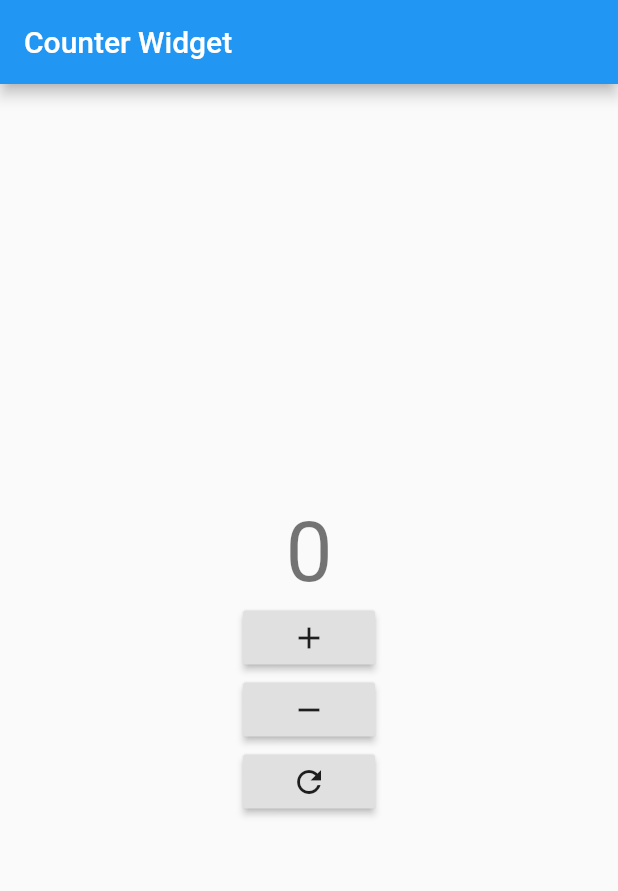
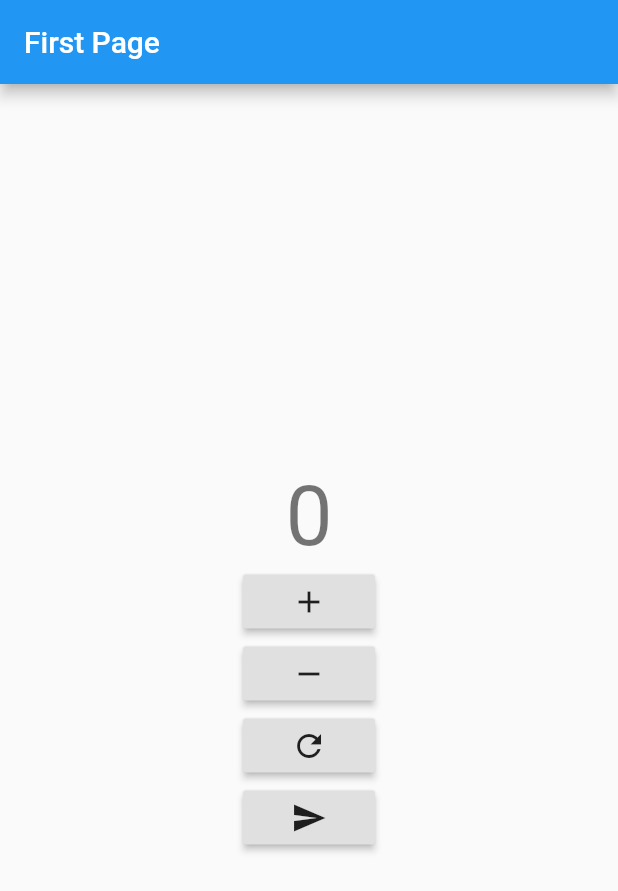
Before and after one commit to ChangHyun-ssvt/first_bloc_app, a Flutter app: the screen it shows after launch, on a phone screen of 412 x 824 dp. Shown: the top 891 px of the screen. Run offline on Flutter 3.47's test engine with Material 2 defaults, Android fonts, the phone set to English and light mode, and no system bars; our stand-ins replace bloc, flutter_bloc.

```diff
--- a/lib/cotuner_page.dart
+++ /dev/null
@@ -1,24 +0,0 @@
-import 'package:first_bloc_app/bloc/counter_bloc.dart';
-import 'package:first_bloc_app/screens/counter_buttons.dart';
-import 'package:first_bloc_app/screens/counter_view.dart';
-import 'package:flutter/cupertino.dart';
-import 'package:flutter/material.dart';
-import 'package:flutter_bloc/flutter_bloc.dart';
-
-class CounterPage extends StatelessWidget {
-  @override
-  Widget build(BuildContext context) {
-    return BlocProvider(
-        create: (_) => CounterBloc(),
-        child: Scaffold(
-          appBar: AppBar(title: Text("Counter Widget")),
-          body: Center(
-            child: Column(
-              mainAxisAlignment: MainAxisAlignment.center,
-              crossAxisAlignment: CrossAxisAlignment.center,
-              children: [CounterView(), CounterButtons()],
-            ),
-          ),
-        ));
-  }
-}
--- a/lib/main.dart
+++ b/lib/main.dart
@@ -1,5 +1,6 @@
+import 'package:first_bloc_app/bloc/counter_bloc.dart';
 import 'package:first_bloc_app/bloc/counter_observer.dart';
-import 'package:first_bloc_app/cotuner_page.dart';
+import 'package:first_bloc_app/screens/cotuner_page.dart';
 import 'package:flutter/material.dart';
 import 'package:flutter_bloc/flutter_bloc.dart';
 
@@ -11,13 +12,16 @@ void main() {
 class MyApp extends StatelessWidget {
   @override
   Widget build(BuildContext context) {
-    return MaterialApp(
-      title: 'Flutter Demo',
-      theme: ThemeData(
-        primarySwatch: Colors.blue,
-        visualDensity: VisualDensity.adaptivePlatformDensity,
+    return BlocProvider(
+      create: (_) => CounterBloc(),
+      child: MaterialApp(
+        title: 'Flutter Demo',
+        theme: ThemeData(
+          primarySwatch: Colors.blue,
+          visualDensity: VisualDensity.adaptivePlatformDensity,
+        ),
+        home: CounterPage(),
       ),
-      home: CounterPage(),
     );
   }
 }
--- /dev/null
+++ b/lib/screens/cotuner_page.dart
@@ -0,0 +1,20 @@
+import 'package:first_bloc_app/screens/counter_buttons.dart';
+import 'package:first_bloc_app/screens/counter_view.dart';
+import 'package:flutter/cupertino.dart';
+import 'package:flutter/material.dart';
+
+class CounterPage extends StatelessWidget {
+  @override
+  Widget build(BuildContext context) {
+    return Scaffold(
+      appBar: AppBar(title: Text("First Page")),
+      body: Center(
+        child: Column(
+          mainAxisAlignment: MainAxisAlignment.center,
+          crossAxisAlignment: CrossAxisAlignment.center,
+          children: [CounterView(), CounterButtons()],
+        ),
+      ),
+    );
+  }
+}
--- a/lib/screens/counter_buttons.dart
+++ b/lib/screens/counter_buttons.dart
@@ -1,4 +1,5 @@
 import 'package:first_bloc_app/bloc/counter_bloc.dart';
+import 'package:first_bloc_app/screens/second_page.dart';
 import 'package:flutter/cupertino.dart';
 import 'package:flutter/material.dart';
 import 'package:flutter_bloc/flutter_bloc.dart';
@@ -21,6 +22,12 @@ class CounterButtons extends StatelessWidget {
               onPressed: () =>
                   context.read<CounterBloc>().add(CounterEvent.reset),
               child: Icon(Icons.refresh)),
+          RaisedButton(
+            onPressed: () => Navigator.of(context).push(MaterialPageRoute(
+              builder: (context) => SecondPage(),
+            )),
+            child: Icon(Icons.send),
+          )
         ],
       ),
     );
```
Also changed, not shown: lib/screens/second_page.dart (added, +24 -0 lines).
